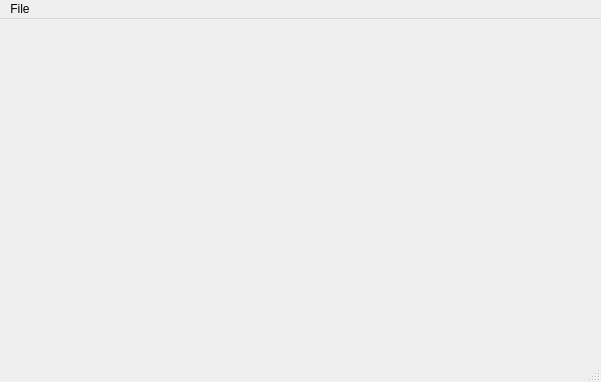
yassinebahajou/PFEGIM, file interfaces/Main_Window.ui: the form before one commit.
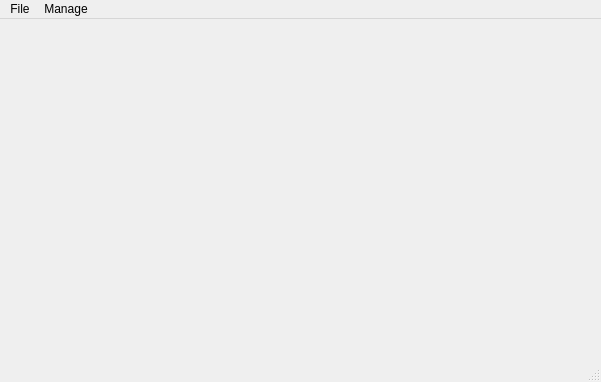
The form after the commit.

```diff
--- a/interfaces/Main_Window.ui
+++ b/interfaces/Main_Window.ui
@@ -30,10 +30,18 @@
     <addaction name="Action_Model_Training"/>
     <addaction name="Action_Detect_Emotion"/>
     <addaction name="separator"/>
-    <addaction name="Action_Model_Training_using_Keras"/>
-    <addaction name="Action_Emotion_Detection_using_Keras"/>
+    <addaction name="Action_Model_Training_2"/>
+    <addaction name="Action_Disease_Detection"/>
+   </widget>
+   <widget class="QMenu" name="menuManage">
+    <property name="title">
+     <string>Manage</string>
+    </property>
+    <addaction name="actionUsers"/>
+    <addaction name="actionDiseases"/>
    </widget>
    <addaction name="menufile"/>
+   <addaction name="menuManage"/>
   </widget>
   <widget class="QStatusBar" name="statusbar"/>
   <action name="Action_New_Recording">
```
Left out of the diff: 20 changed lines with no effect on the pictures.
